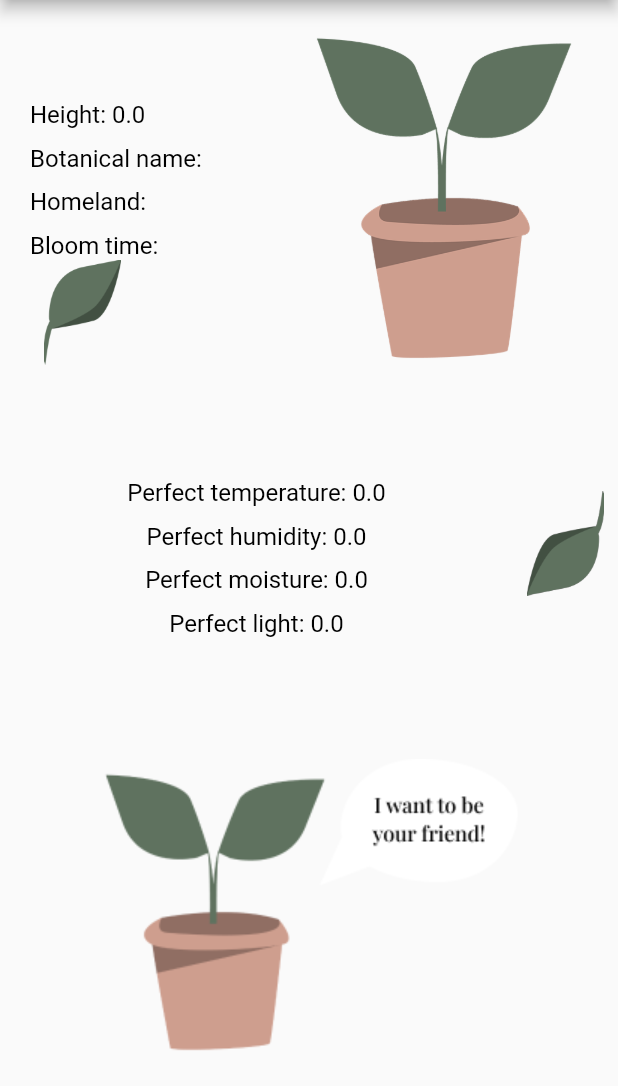
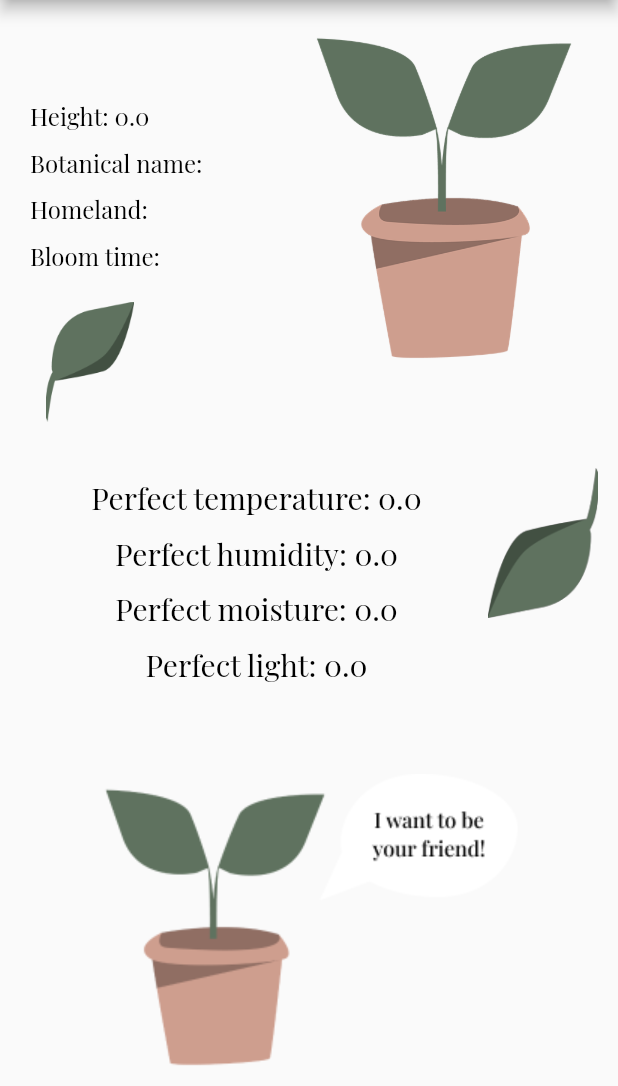
Before and after one commit to Adam1927/PlantStein, a Flutter app: the SpeciesDetailsPage screen opened directly with empty values, on a phone screen of 412 x 824 dp, the part 150-1236 px from its top. Run offline on Flutter 3.47's test engine with Material 2 defaults, Android fonts, the phone set to English and light mode, and no system bars; our stand-ins replace flutter_dotenv, google_fonts; network calls fail.

Commit message:
Fix fonts for species_details

```diff
--- a/frontend/lib/species_details.dart
+++ b/frontend/lib/species_details.dart
@@ -47,33 +47,47 @@ class SpeciesDetailsPage extends StatelessWidget {
                           fontWeight: FontWeight.bold,
                         ),
                       ),
-                      const SizedBox(height: 10),
-                      const SizedBox(height: 10),
+                      const SizedBox(height: 20),
                       Text(
                         'Height: ${species.maxHeight}',
-                        style: TextStyle(fontSize: 16, color: Colors.black),
+                        style: GoogleFonts.playfairDisplay(
+                          color: Colors.black,
+                          fontSize: 16,
+                        ),
                       ),
                       const SizedBox(height: 10),
                       Text(
                         'Botanical name: ${species.botanicalName}',
-                        style: TextStyle(fontSize: 16, color: Colors.black),
+                        style: GoogleFonts.playfairDisplay(
+                          color: Colors.black,
+                          fontSize: 16,
+                        ),
                       ),
                       const SizedBox(height: 10),
                       Text(
                         'Homeland: ${species.homeland}',
-                        style: TextStyle(fontSize: 16, color: Colors.black),
+                        style: GoogleFonts.playfairDisplay(
+                          color: Colors.black,
+                          fontSize: 16,
+                        ),
                       ),
                       const SizedBox(height: 10),
                       Text(
                         'Bloom time: ${species.bloomTime}',
-                        style: TextStyle(fontSize: 16, color: Colors.black),
+                        style: GoogleFonts.playfairDisplay(
+                          color: Colors.black,
+                          fontSize: 16,
+                        ),
+                      ),
+                      const SizedBox(
+                        height: 20,
                       ),
                       Row(
                         children: [
                           Image.asset(
                             'images/leaf1.png',
-                            width: 70,
-                            height: 70,
+                            width: 80,
+                            height: 80,
                           ),
                         ],
                       ),
@@ -103,7 +117,7 @@ class SpeciesDetailsPage extends StatelessWidget {
           Align(
             alignment: Alignment.bottomCenter,
             child: Padding(
-              padding: const EdgeInsets.only(bottom: 20),
+              padding: const EdgeInsets.only(bottom: 10),
               child: Image.asset(
                 'images/friendly_plant.png',
                 fit: BoxFit.cover,
@@ -115,30 +129,42 @@ class SpeciesDetailsPage extends StatelessWidget {
             child: Row(
               crossAxisAlignment: CrossAxisAlignment.center,
               children: [
-                const SizedBox(width: 20),
+                const SizedBox(width: 50),
                 Expanded(
                   child: Column(
                     mainAxisAlignment: MainAxisAlignment.center,
                     children: [
-                      SizedBox(height: 20),
+                      SizedBox(height: 50),
                       Text(
                         'Perfect temperature: ${species.perfectTemperature}',
-                        style: TextStyle(fontSize: 16, color: Colors.black),
+                        style: GoogleFonts.playfairDisplay(
+                          color: Colors.black,
+                          fontSize: 20,
+                        ),
                       ),
                       SizedBox(height: 10),
                       Text(
                         'Perfect humidity: ${species.perfectHumidity}',
-                        style: TextStyle(fontSize: 16, color: Colors.black),
+                        style: GoogleFonts.playfairDisplay(
+                          color: Colors.black,
+                          fontSize: 20,
+                        ),
                       ),
                       SizedBox(height: 10),
                       Text(
                         'Perfect moisture: ${species.perfectMoisture}',
-                        style: TextStyle(fontSize: 16, color: Colors.black),
+                        style: GoogleFonts.playfairDisplay(
+                          color: Colors.black,
+                          fontSize: 20,
+                        ),
                       ),
                       SizedBox(height: 10),
                       Text(
                         'Perfect light: ${species.perfectLight}',
-                        style: TextStyle(fontSize: 16, color: Colors.black),
+                        style: GoogleFonts.playfairDisplay(
+                          color: Colors.black,
+                          fontSize: 20,
+                        ),
                       ),
                     ],
                   ),
@@ -146,8 +172,8 @@ class SpeciesDetailsPage extends StatelessWidget {
                 const SizedBox(width: 20),
                 Image.asset(
                   'images/leaf1inverted.png',
-                  width: 70,
-                  height: 70,
+                  width: 100,
+                  height: 100,
                 ),
               ],
             ),
```
